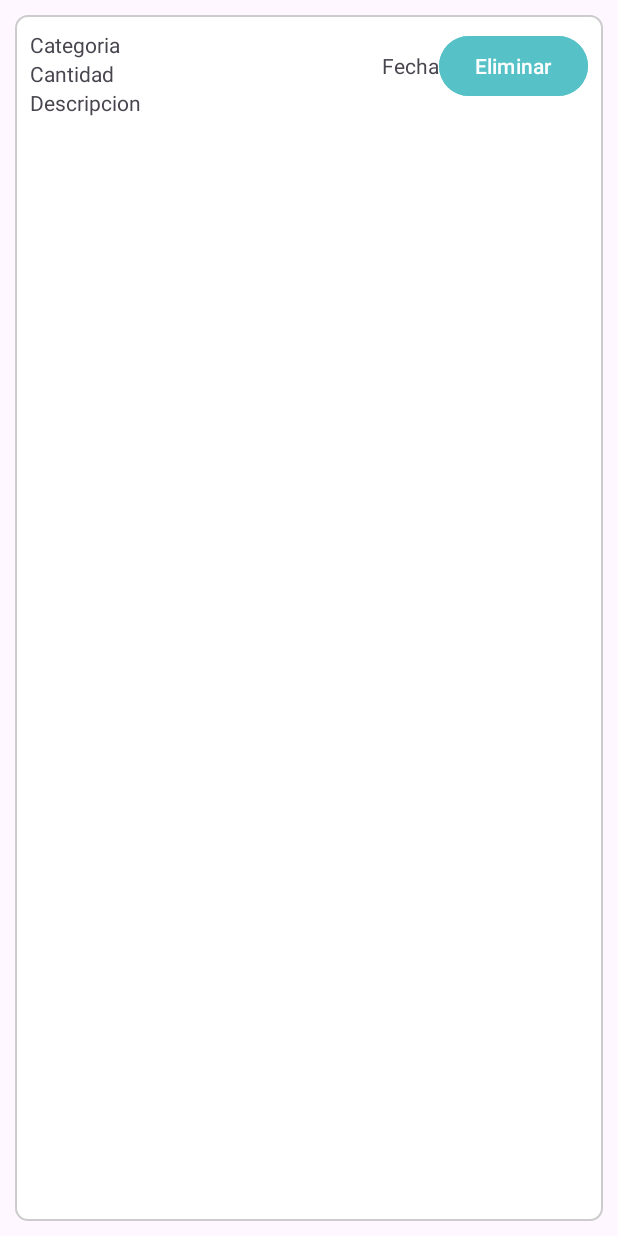
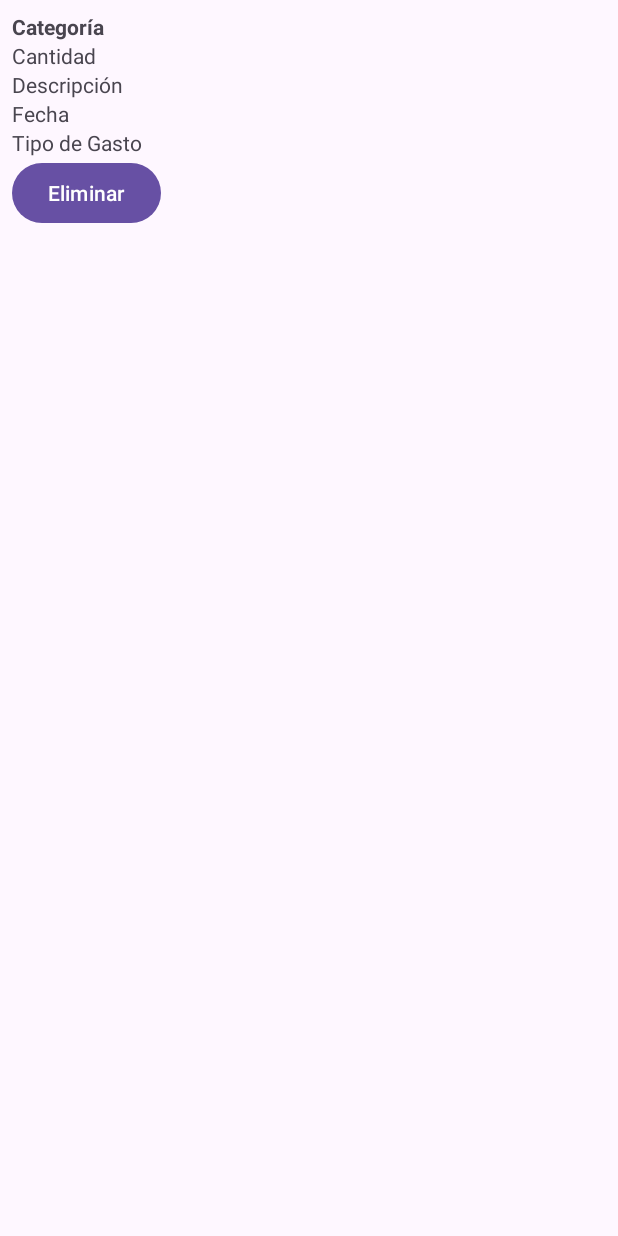
Before and after one commit to aracely-campa/Equipo1_proyectoFinal, an Android app: the layout item_transaccion.xml on its own in the app's theme, with its tools: preview values and no code run, on a phone screen of 412 x 824 dp. Run offline under Robolectric (Android 15) with nearby library versions, the phone set to English and light mode, and no system bars.

Commit message:
Se arreglo la vista de transacciones
Co-Authored-By: Tadeo-Z <104944668+Tadeo-Z@users.noreply.github.com>

```diff
--- a/Fianzas_Personales/app/src/main/res/layout/item_transaccion.xml
+++ b/Fianzas_Personales/app/src/main/res/layout/item_transaccion.xml
@@ -1,49 +1,44 @@
 <?xml version="1.0" encoding="utf-8"?>
 <LinearLayout xmlns:android="http://schemas.android.com/apk/res/android"
-    android:orientation="horizontal"
     android:layout_width="match_parent"
-    android:layout_height="match_parent"
-    android:layout_margin="10dp"
-    android:padding="10dp"
-    android:background="@drawable/transaccion_background">
-
-    <LinearLayout
-        android:layout_width="0dp"
     android:layout_height="wrap_content"
-        android:layout_weight="1"
-        android:orientation="vertical">
+    android:orientation="vertical"
+    android:padding="8dp">
 
     <TextView
         android:id="@+id/tv_categoria"
         android:layout_width="wrap_content"
         android:layout_height="wrap_content"
-            android:text="@string/categoria_item"/>
+        android:text="Categoría"
+        android:textStyle="bold" />
 
     <TextView
         android:id="@+id/tv_cantidad"
         android:layout_width="wrap_content"
         android:layout_height="wrap_content"
-            android:text="@string/cantidad_item"/>
+        android:text="Cantidad" />
 
     <TextView
         android:id="@+id/tv_descripcion"
         android:layout_width="wrap_content"
         android:layout_height="wrap_content"
-            android:text="@string/descripcion_item"/>
-    </LinearLayout>
+        android:text="Descripción" />
 
     <TextView
-        android:id="@+id/fecha"
+        android:id="@+id/tv_fecha"
         android:layout_width="wrap_content"
         android:layout_height="wrap_content"
-        android:text="@string/fecha_item"/>
+        android:text="Fecha" />
+
+    <TextView
+        android:id="@+id/tv_tipo_gasto"
+        android:layout_width="wrap_content"
+        android:layout_height="wrap_content"
+        android:text="Tipo de Gasto" />
 
     <Button
-        android:id="@+id/btn_eliminar"
+        android:id="@+id/btn_delete"
         android:layout_width="wrap_content"
         android:layout_height="wrap_content"
-        android:text="@string/eliminar_item"
-        android:backgroundTint="@color/azul_claro"
-        android:textColor="@color/white"/>
-
+        android:text="Eliminar" />
 </LinearLayout>
```
Also changed, not shown: Fianzas_Personales/app/src/main/java/campa/aracely/fianzas_personales/ActivityInicio.kt (+35 -21 lines), Fianzas_Personales/app/src/main/java/campa/aracely/fianzas_personales/utilities/Transaccion.kt (+8 -5 lines), Fianzas_Personales/app/src/main/java/campa/aracely/fianzas_personales/utilities/TransaccionAdapter.kt (+23 -22 lines), Fianzas_Personales/app/src/main/res/layout/activity_inicio.xml (+4 -13 lines). Lines whose indentation alone changed are shown as unchanged.
